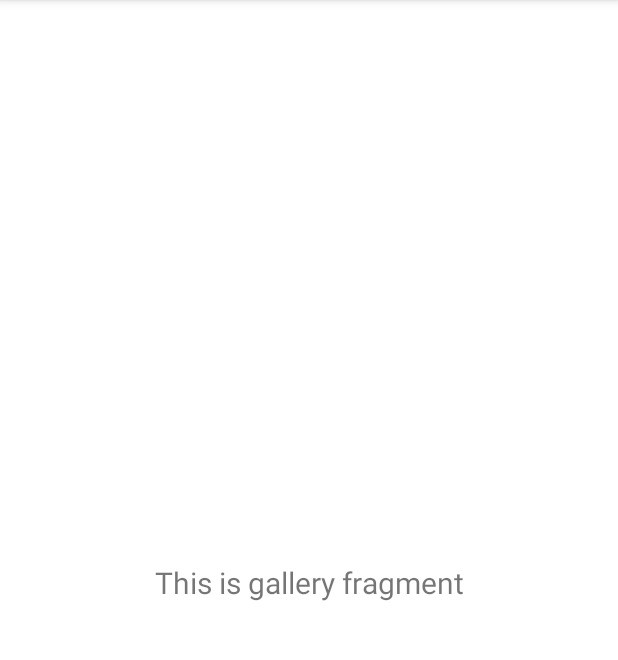
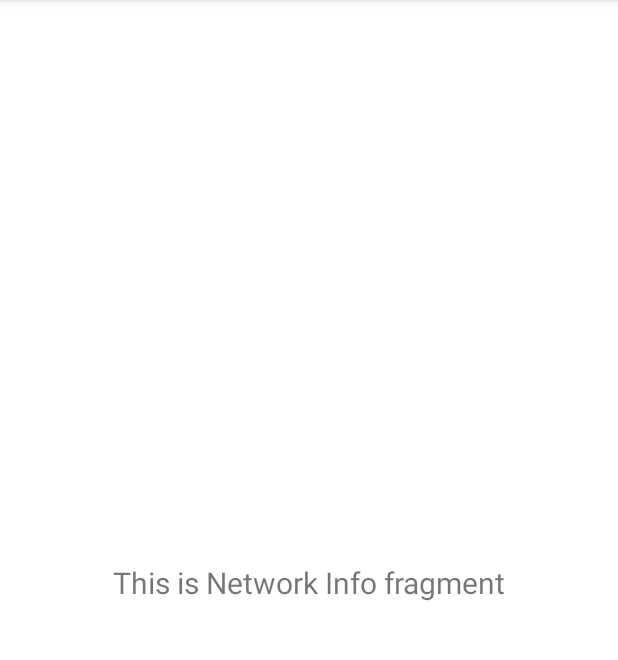
Before and after one commit to ValentinBirth/BeMyDJ, an Android app: the fragment NetworkInfoFragment shown on its own in the app's theme, on a phone screen of 412 x 824 dp, the part 84-744 px from its top. Run offline under Robolectric (Android 15) with nearby library versions, the phone set to English and light mode, and no system bars.

Commit message:
created DataStructures, DJController and Basic GUI Fragments

```diff
--- a/app/build.gradle
+++ b/app/build.gradle
@@ -39,6 +39,7 @@ dependencies {
     implementation 'androidx.lifecycle:lifecycle-viewmodel-ktx:2.3.1'
     implementation 'androidx.navigation:navigation-fragment:2.3.5'
     implementation 'androidx.navigation:navigation-ui:2.3.5'
+    implementation 'androidx.legacy:legacy-support-v4:1.0.0'
     testImplementation 'junit:junit:4.+'
     androidTestImplementation 'androidx.test.ext:junit:1.1.2'
     androidTestImplementation 'androidx.test.espresso:espresso-core:3.3.0'
--- a/app/src/main/java/de/htw/bemydj/MainActivity.java
+++ b/app/src/main/java/de/htw/bemydj/MainActivity.java
@@ -41,7 +41,7 @@ public class MainActivity extends AppCompatActivity {
         // Passing each menu ID as a set of Ids because each
         // menu should be considered as top level destinations.
         mAppBarConfiguration = new AppBarConfiguration.Builder(
-                R.id.nav_home, R.id.nav_gallery, R.id.nav_slideshow)
+                R.id.nav_home, R.id.nav_user_info, R.id.nav_network_info ,R.id.nav_app_info)
                 .setOpenableLayout(drawer)
                 .build();
         NavController navController = Navigation.findNavController(this, R.id.nav_host_fragment_content_main);
--- a/app/src/main/java/de/htw/bemydj/ui/gallery/GalleryFragment.java
+++ b/app/src/main/java/de/htw/bemydj/ui/networkInfo/NetworkInfoFragment.java
@@ -1,4 +1,4 @@
-package de.htw.bemydj.ui.gallery;
+package de.htw.bemydj.ui.networkInfo;
 
 import android.os.Bundle;
 import android.view.LayoutInflater;
@@ -12,24 +12,23 @@ import androidx.fragment.app.Fragment;
 import androidx.lifecycle.Observer;
 import androidx.lifecycle.ViewModelProvider;
 
-import de.htw.bemydj.R;
-import de.htw.bemydj.databinding.FragmentGalleryBinding;
+import de.htw.bemydj.databinding.FragmentNetworkInfoBinding;
 
-public class GalleryFragment extends Fragment {
+public class NetworkInfoFragment extends Fragment {
 
-    private GalleryViewModel galleryViewModel;
-    private FragmentGalleryBinding binding;
+    private NetworkInfoViewModel networkInfoViewModel;
+    private FragmentNetworkInfoBinding binding;
 
     public View onCreateView(@NonNull LayoutInflater inflater,
                              ViewGroup container, Bundle savedInstanceState) {
-        galleryViewModel =
-                new ViewModelProvider(this).get(GalleryViewModel.class);
+        networkInfoViewModel =
+                new ViewModelProvider(this).get(NetworkInfoViewModel.class);
 
-        binding = FragmentGalleryBinding.inflate(inflater, container, false);
+        binding = FragmentNetworkInfoBinding.inflate(inflater, container, false);
         View root = binding.getRoot();
 
-        final TextView textView = binding.textGallery;
-        galleryViewModel.getText().observe(getViewLifecycleOwner(), new Observer<String>() {
+        final TextView textView = binding.textNetworkInfo;
+        networkInfoViewModel.getText().observe(getViewLifecycleOwner(), new Observer<String>() {
             @Override
             public void onChanged(@Nullable String s) {
                 textView.setText(s);
--- /dev/null
+++ b/app/src/main/java/de/htw/bemydj/ui/networkInfo/NetworkInfoViewModel.java
@@ -0,0 +1,21 @@
+package de.htw.bemydj.ui.networkInfo;
+
+
+import androidx.lifecycle.ViewModel;
+
+import androidx.lifecycle.LiveData;
+import androidx.lifecycle.MutableLiveData;
+
+public class NetworkInfoViewModel extends ViewModel {
+
+    private MutableLiveData<String> mText;
+
+    public NetworkInfoViewModel() {
+        mText = new MutableLiveData<>();
+        mText.setValue("This is Network Info fragment");
+    }
+
+    public LiveData<String> getText() {
+        return mText;
+    }
+}
--- a/app/src/main/java/de/htw/bemydj/ui/gallery/GalleryViewModel.java
+++ b/app/src/main/java/de/htw/bemydj/ui/userInfo/UserInfoViewModel.java
@@ -1,16 +1,16 @@
-package de.htw.bemydj.ui.gallery;
+package de.htw.bemydj.ui.userInfo;
 
 import androidx.lifecycle.LiveData;
 import androidx.lifecycle.MutableLiveData;
 import androidx.lifecycle.ViewModel;
 
-public class GalleryViewModel extends ViewModel {
+public class UserInfoViewModel extends ViewModel {
 
     private MutableLiveData<String> mText;
 
-    public GalleryViewModel() {
+    public UserInfoViewModel() {
         mText = new MutableLiveData<>();
-        mText.setValue("This is gallery fragment");
+        mText.setValue("This is UserInfo fragment");
     }
 
     public LiveData<String> getText() {
--- a/app/src/main/res/layout/fragment_slideshow.xml
+++ b/app/src/main/res/layout/fragment_app_info.xml
@@ -4,10 +4,10 @@
     xmlns:tools="http://schemas.android.com/tools"
     android:layout_width="match_parent"
     android:layout_height="match_parent"
-    tools:context=".ui.slideshow.SlideshowFragment">
+    tools:context=".ui.appInfo.AppInfoFragment">
 
     <TextView
-        android:id="@+id/text_slideshow"
+        android:id="@+id/text_app_info"
         android:layout_width="match_parent"
         android:layout_height="wrap_content"
         android:layout_marginStart="8dp"
--- a/app/src/main/res/layout/fragment_gallery.xml
+++ b/app/src/main/res/layout/fragment_network_info.xml
@@ -4,10 +4,10 @@
     xmlns:tools="http://schemas.android.com/tools"
     android:layout_width="match_parent"
     android:layout_height="match_parent"
-    tools:context=".ui.gallery.GalleryFragment">
+    tools:context=".ui.networkInfo.NetworkInfoFragment">
 
     <TextView
-        android:id="@+id/text_gallery"
+        android:id="@+id/text_network_info"
         android:layout_width="match_parent"
         android:layout_height="wrap_content"
         android:layout_marginStart="8dp"
--- a/app/src/main/res/values/strings.xml
+++ b/app/src/main/res/values/strings.xml
@@ -8,6 +8,7 @@
     <string name="action_settings">Settings</string>
 
     <string name="menu_home">Home</string>
-    <string name="menu_gallery">Gallery</string>
-    <string name="menu_slideshow">Slideshow</string>
+    <string name="menu_user_info">User Info</string>
+    <string name="menu_app_info">App Info</string>
+    <string name="menu_network_info">Network Info</string>
 </resources>
```
Also changed, not shown: app/src/main/java/de/htw/bemydj/djControl/DJControl.java (added, +48 -0 lines), app/src/main/java/de/htw/bemydj/djControl/IDJControl.java (added, +18 -0 lines), app/src/main/java/de/htw/bemydj/djData/ITrack.java (added, +10 -0 lines), app/src/main/java/de/htw/bemydj/djData/IUser.java (added, +11 -0 lines), app/src/main/java/de/htw/bemydj/djData/TrackImpl.java (added, +29 -0 lines), app/src/main/java/de/htw/bemydj/djData/UserImpl.java (added, +29 -0 lines), app/src/main/java/de/htw/bemydj/ui/appInfo/AppInfoFragment.java (renamed from app/src/main/java/de/htw/bemydj/ui/slideshow/SlideshowFragment.java, +10 -11 lines), app/src/main/java/de/htw/bemydj/ui/appInfo/AppInfoViewModel.java (renamed from app/src/main/java/de/htw/bemydj/ui/slideshow/SlideshowViewModel.java, +4 -4 lines), app/src/main/java/de/htw/bemydj/ui/userInfo/UserInfoFragment.java (added, +45 -0 lines), app/src/main/res/layout/fragment_user_info.xml (added, +22 -0 lines), app/src/main/res/menu/activity_main_drawer.xml (+8 -4 lines), app/src/main/res/navigation/mobile_navigation.xml (+14 -8 lines).
